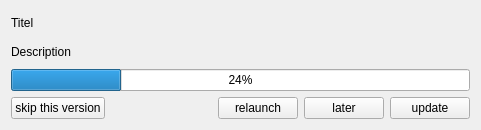
ghannami/alQuds, file wakib/updatewidget.ui: the form before one commit.
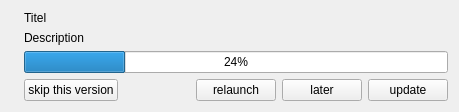
The form after the commit. Icons and pictures are not drawn.

Patch:
```diff
--- a/wakib/updatewidget.ui
+++ b/wakib/updatewidget.ui
@@ -6,13 +6,34 @@
    <rect>
     <x>0</x>
     <y>0</y>
-    <width>481</width>
-    <height>130</height>
+    <width>459</width>
+    <height>110</height>
    </rect>
   </property>
   <property name="windowTitle">
    <string>Badi the updatemanager</string>
   </property>
+  <layout class="QHBoxLayout" name="horizontalLayout_2">
+   <item>
+    <widget class="QLabel" name="label">
+     <property name="maximumSize">
+      <size>
+       <width>80</width>
+       <height>80</height>
+      </size>
+     </property>
+     <property name="text">
+      <string/>
+     </property>
+     <property name="pixmap">
+      <pixmap resource="../alquds/src/icons.qrc">:/icons/128/update.png</pixmap>
+     </property>
+     <property name="scaledContents">
+      <bool>true</bool>
+     </property>
+    </widget>
+   </item>
+   <item>
   <layout class="QVBoxLayout" name="verticalLayout">
    <item>
     <widget class="QLabel" name="titelLabel">
@@ -97,6 +118,8 @@
     </layout>
    </item>
   </layout>
+   </item>
+  </layout>
  </widget>
  <resources>
   <include location="../alquds/src/main.qrc"/>
```
Left out of the diff: 7 changed lines with no effect on the pictures. Lines whose indentation alone changed are shown as unchanged.
